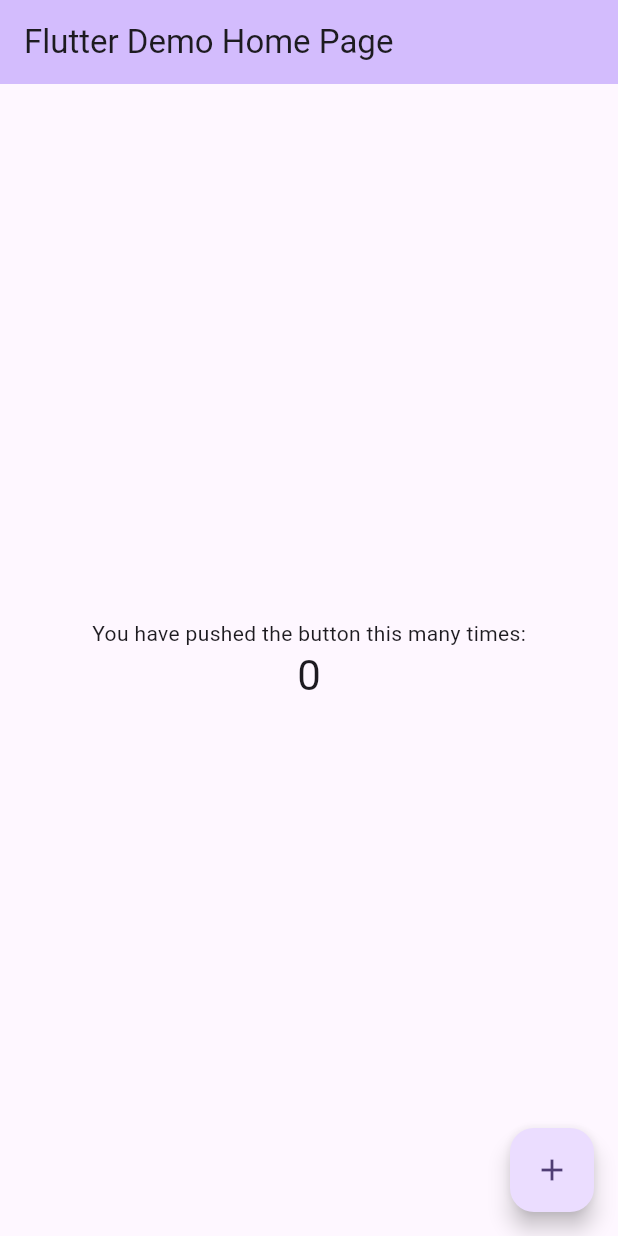
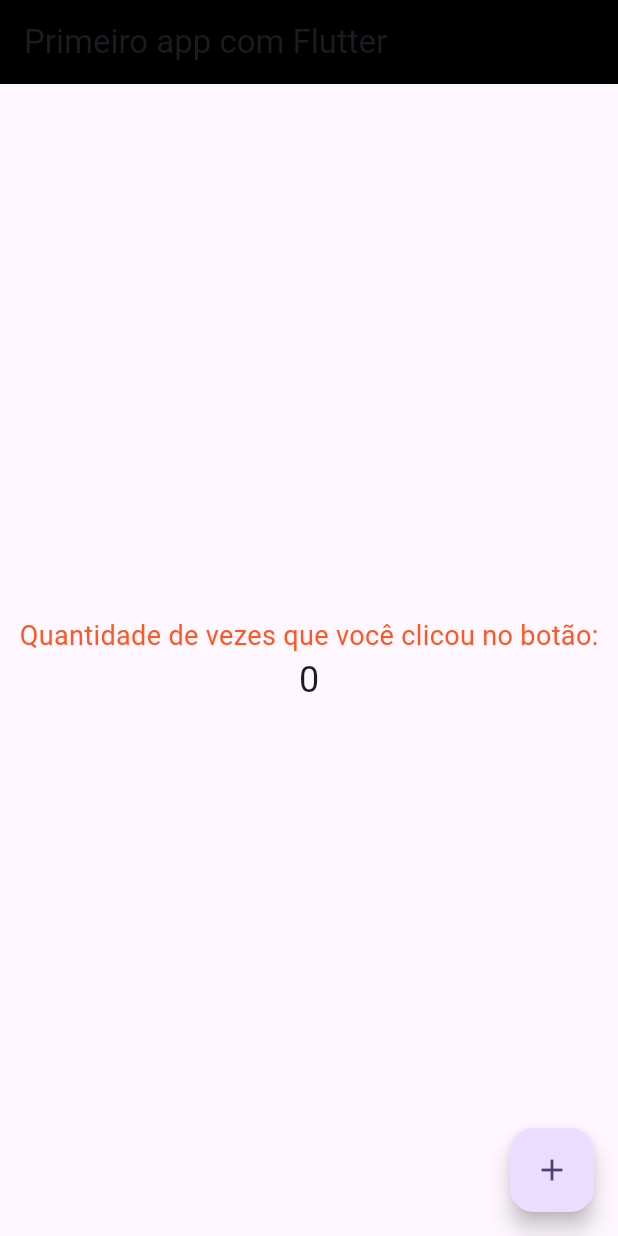
Before and after one commit to RenanVieiraDev/fluttercursodiostep1, a Flutter app: the screen it shows after launch, on a phone screen of 412 x 824 dp. Run offline on Flutter 3.47's test engine with Material 3 defaults, Android fonts, the light colour scheme and no system bars.

Commit message:
primeiras modificações em textos e background

```diff
--- a/lib/main.dart
+++ b/lib/main.dart
@@ -11,7 +11,7 @@
   @override
   Widget build(BuildContext context) {
     return MaterialApp(
-      title: 'Flutter Demo',
+      title: 'Primeiro App',
       theme: ThemeData(
         // This is the theme of your application.
         //
@@ -31,7 +31,7 @@
         colorScheme: ColorScheme.fromSeed(seedColor: Colors.deepPurple),
         useMaterial3: true,
       ),
-      home: const MyHomePage(title: 'Flutter Demo Home Page'),
+      home: const MyHomePage(title: 'Primeiro app com Flutter'),
     );
   }
 }
@@ -81,7 +81,7 @@
         // TRY THIS: Try changing the color here to a specific color (to
         // Colors.amber, perhaps?) and trigger a hot reload to see the AppBar
         // change color while the other colors stay the same.
-        backgroundColor: Theme.of(context).colorScheme.inversePrimary,
+        backgroundColor: Theme.of(context).colorScheme.scrim,
         // Here we take the value from the MyHomePage object that was created by
         // the App.build method, and use it to set our appbar title.
         title: Text(widget.title),
@@ -105,12 +105,11 @@
           // wireframe for each widget.
           mainAxisAlignment: MainAxisAlignment.center,
           children: <Widget>[
-            const Text(
-              'You have pushed the button this many times:',
-            ),
+            const Text('Quantidade de vezes que você clicou no botão:',
+                style: TextStyle(color: Colors.deepOrange, fontSize: 18)),
             Text(
               '$_counter',
-              style: Theme.of(context).textTheme.headlineMedium,
+              style: Theme.of(context).textTheme.headlineSmall,
             ),
           ],
         ),
```
